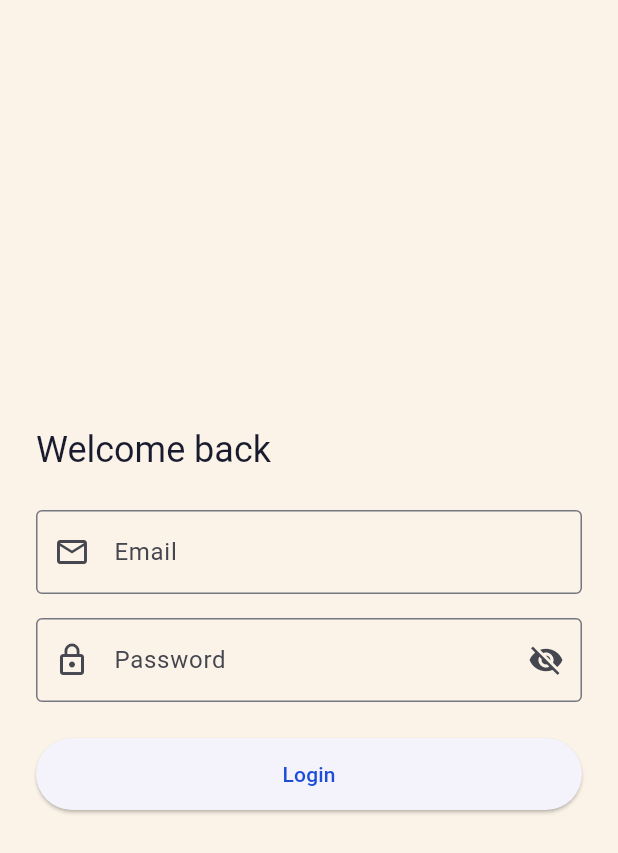
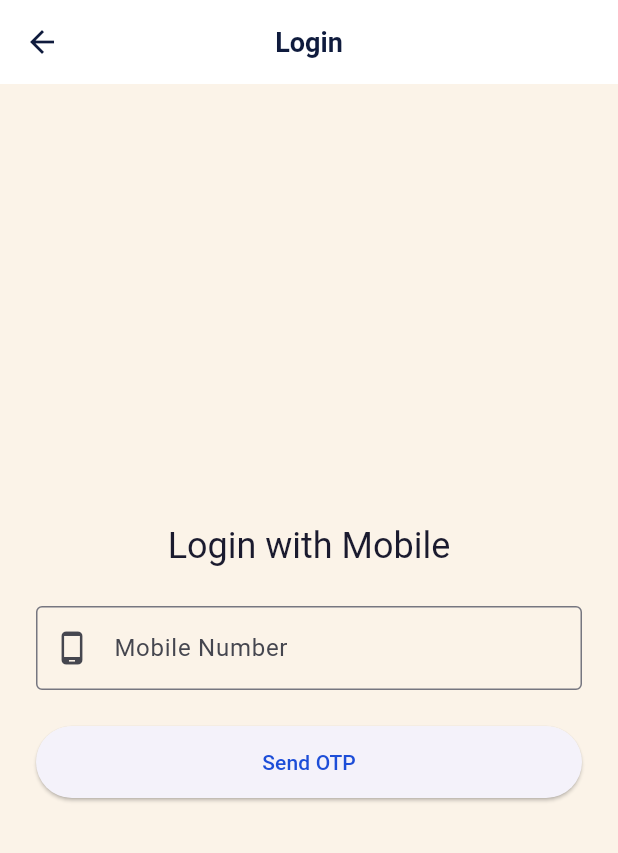
Before and after one commit to vivekgupta-tech/Flexwala, a Flutter app: the LoginPage screen opened directly, on a phone screen of 412 x 824 dp. Shown: the top 853 px of the screen. Run offline on Flutter 3.47's test engine with Material 3 defaults, Android fonts, the phone set to English and light mode, and no system bars; our stand-ins replace connectivity_plus, dio, equatable, flutter_bloc, flutter_secure_storage, get_it and 2 more; accounts and stored records are empty; network calls fail.

Commit message:
Implement mobile OTP authentication and refactor auth flow
- Replace email/password login with `sendOtp` and `verifyOtp` functionality across data sources, repositories, and use cases.
- Update `UserEntity` and `UserModel` to include `mobile` and `token` fields and support nullable email/name.
- Refactor `LoginPage` UI and `AuthBloc` to support a two-step mobile number submission and OTP verification flow.
- Add `SendOtpUseCase`, `VerifyOtpUseCase`, and `OtpResponseModel` to handle OTP-based authentication.
- Update `AuthRepositoryImpl` to persist access tokens and user IDs using `SecureStorageService` upon successful verification.
- Update `ApiEndpoints` and `AuthInterceptor` to include new OTP routes and exclude them from authorization headers.
- Update dependency injection in `injection_container.dart` for the new auth components.

```diff
--- a/lib/core/network/api_endpoints.dart
+++ b/lib/core/network/api_endpoints.dart
@@ -1,9 +1,10 @@
 
 class ApiEndpoints {
-  static const String baseUrl = String.fromEnvironment(
-    'BASE_URL',
-    defaultValue: 'https://dev-api.example.com',
-  );
+  static const String baseUrl = 'https://105106.in/flexwala';
+
+  static const String sendOtp = '/admin/send-otp';
+  static const String verifyOtp = '/admin/verify-otp';
+
   static const String login = '/auth/login';
   static const String refreshToken = '/auth/refresh';
 }
--- a/lib/features/auth/data/datasources/auth_remote_datasource.dart
+++ b/lib/features/auth/data/datasources/auth_remote_datasource.dart
@@ -1,10 +1,11 @@
-// features/auth/data/datasources/auth_remote_datasource.dart
 import '../../../../core/network/api_client.dart';
 import '../../../../core/network/api_endpoints.dart';
 import '../models/user_model.dart';
+import '../models/otp_response_model.dart';
 
 abstract class AuthRemoteDataSource {
-  Future<UserModel> login({required String email, required String password});
+  Future<OtpResponseModel> sendOtp({required String mobile});
+  Future<UserModel> verifyOtp({required String mobile, required String otp});
 }
 
 class AuthRemoteDataSourceImpl implements AuthRemoteDataSource {
@@ -12,11 +13,21 @@ class AuthRemoteDataSourceImpl implements AuthRemoteDataSource {
   AuthRemoteDataSourceImpl(this.client);
 
   @override
-  Future<UserModel> login({required String email, required String password}) async {
-    final response = await client.post(ApiEndpoints.login, data: {
-      'email': email,
-      'password': password,
+  Future<OtpResponseModel> sendOtp({required String mobile}) async {
+    final response = await client.post(ApiEndpoints.sendOtp, data: {
+      'mobile': mobile,
     });
-    return UserModel.fromJson(response.data['user']);
+    return OtpResponseModel.fromJson(response.data);
+  }
+
+  @override
+  Future<UserModel> verifyOtp({required String mobile, required String otp}) async {
+    final response = await client.post(ApiEndpoints.verifyOtp, data: {
+      'mobile': mobile,
+      'otp': otp,
+    });
+    // Assuming verifyOtp returns user data in a 'data' field or similar
+    // Based on standard practices, even if the screenshot showed HTML (which might be an error or redirect)
+    return UserModel.fromJson(response.data['data'] ?? response.data);
   }
 }
--- a/lib/features/auth/data/models/user_model.dart
+++ b/lib/features/auth/data/models/user_model.dart
@@ -1,17 +1,37 @@
-// features/auth/data/models/user_model.dart
 import '../../domain/entities/user_entity.dart';
 
 class UserModel {
   final String id;
-  final String name;
-  final String email;
-  UserModel({required this.id, required this.name, required this.email});
+  final String? name;
+  final String? email;
+  final String? mobile;
+  final String? token;
 
-  factory UserModel.fromJson(Map<String, dynamic> json) => UserModel(
-    id: json['id'].toString(),
-    name: json['name'] ?? '',
-    email: json['email'] ?? '',
-  );
+  UserModel({
+    required this.id,
+    this.name,
+    this.email,
+    this.mobile,
+    this.token,
+  });
 
-  UserEntity toEntity() => UserEntity(id: id, name: name, email: email);
+  factory UserModel.fromJson(Map<String, dynamic> json) {
+    // Handling nested user data if API returns { "user": {...}, "token": "..." }
+    final userData = json['user'] ?? json;
+    return UserModel(
+      id: (userData['id'] ?? '').toString(),
+      name: userData['name'] as String?,
+      email: userData['email'] as String?,
+      mobile: userData['mobile'] as String?,
+      token: json['token'] as String? ?? userData['token'] as String?,
+    );
+  }
+
+  UserEntity toEntity() => UserEntity(
+        id: id,
+        name: name,
+        email: email,
+        mobile: mobile,
+        token: token,
+      );
 }
--- a/lib/features/auth/domain/entities/user_entity.dart
+++ b/lib/features/auth/domain/entities/user_entity.dart
@@ -3,9 +3,19 @@ import 'package:equatable/equatable.dart';
 
 class UserEntity extends Equatable {
   final String id;
-  final String name;
-  final String email;
-  const UserEntity({required this.id, required this.name, required this.email});
+  final String? name;
+  final String? email;
+  final String? mobile;
+  final String? token;
+
+  const UserEntity({
+    required this.id,
+    this.name,
+    this.email,
+    this.mobile,
+    this.token,
+  });
+
   @override
-  List<Object?> get props => [id, name, email];
+  List<Object?> get props => [id, name, email, mobile, token];
 }
--- a/lib/features/auth/domain/repositories/auth_repository.dart
+++ b/lib/features/auth/domain/repositories/auth_repository.dart
@@ -1,7 +1,7 @@
-// features/auth/domain/repositories/auth_repository.dart
 import '../../../../core/error/result.dart';
 import '../entities/user_entity.dart';
 
 abstract class AuthRepository {
-  Future<Result<UserEntity>> login({required String email, required String password});
+  Future<Result<Map<String, dynamic>>> sendOtp({required String mobile});
+  Future<Result<UserEntity>> verifyOtp({required String mobile, required String otp});
 }
--- /dev/null
+++ b/lib/features/auth/domain/usecases/send_otp_usecase.dart
@@ -0,0 +1,11 @@
+import '../../../../core/error/result.dart';
+import '../repositories/auth_repository.dart';
+
+class SendOtpUseCase {
+  final AuthRepository repository;
+  SendOtpUseCase(this.repository);
+
+  Future<Result<Map<String, dynamic>>> call({required String mobile}) {
+    return repository.sendOtp(mobile: mobile);
+  }
+}
--- /dev/null
+++ b/lib/features/auth/domain/usecases/verify_otp_usecase.dart
@@ -0,0 +1,12 @@
+import '../../../../core/error/result.dart';
+import '../entities/user_entity.dart';
+import '../repositories/auth_repository.dart';
+
+class VerifyOtpUseCase {
+  final AuthRepository repository;
+  VerifyOtpUseCase(this.repository);
+
+  Future<Result<UserEntity>> call({required String mobile, required String otp}) {
+    return repository.verifyOtp(mobile: mobile, otp: otp);
+  }
+}
--- a/lib/features/auth/presentation/bloc/auth_bloc.dart
+++ b/lib/features/auth/presentation/bloc/auth_bloc.dart
@@ -1,18 +1,42 @@
-// features/auth/presentation/bloc/auth_bloc.dart
 import 'package:flutter_bloc/flutter_bloc.dart';
-import '../../domain/usecases/login_usecase.dart';
+import '../../domain/usecases/send_otp_usecase.dart';
+import '../../domain/usecases/verify_otp_usecase.dart';
 import 'auth_event.dart';
 import 'auth_state.dart';
 
 class AuthBloc extends Bloc<AuthEvent, AuthState> {
-  final LoginUseCase loginUseCase;
-  AuthBloc({required this.loginUseCase}) : super(AuthInitial()) {
-    on<LoginRequested>(_onLoginRequested);
+  final SendOtpUseCase sendOtpUseCase;
+  final VerifyOtpUseCase verifyOtpUseCase;
+
+  AuthBloc({
+    required this.sendOtpUseCase,
+    required this.verifyOtpUseCase,
+  }) : super(AuthInitial()) {
+    on<SendOtpRequested>(_onSendOtpRequested);
+    on<VerifyOtpRequested>(_onVerifyOtpRequested);
   }
 
-  Future<void> _onLoginRequested(LoginRequested event, Emitter<AuthState> emit) async {
+  Future<void> _onSendOtpRequested(
+    SendOtpRequested event,
+    Emitter<AuthState> emit,
+  ) async {
     emit(AuthLoading());
-    final result = await loginUseCase(email: event.email, password: event.password);
+    final result = await sendOtpUseCase(mobile: event.mobile);
+    result.when(
+      success: (data) => emit(OtpSent(event.mobile)),
+      failure: (failure) => emit(AuthFailure(failure.message)),
+    );
+  }
+
+  Future<void> _onVerifyOtpRequested(
+    VerifyOtpRequested event,
+    Emitter<AuthState> emit,
+  ) async {
+    emit(AuthLoading());
+    final result = await verifyOtpUseCase(
+      mobile: event.mobile,
+      otp: event.otp,
+    );
     result.when(
       success: (user) => emit(AuthSuccess(user)),
       failure: (failure) => emit(AuthFailure(failure.message)),
--- a/lib/features/auth/presentation/bloc/auth_event.dart
+++ b/lib/features/auth/presentation/bloc/auth_event.dart
@@ -1,4 +1,3 @@
-// features/auth/presentation/bloc/auth_event.dart
 import 'package:equatable/equatable.dart';
 
 sealed class AuthEvent extends Equatable {
@@ -7,10 +6,17 @@ sealed class AuthEvent extends Equatable {
   List<Object?> get props => [];
 }
 
-class LoginRequested extends AuthEvent {
-  final String email;
-  final String password;
-  const LoginRequested({required this.email, required this.password});
+class SendOtpRequested extends AuthEvent {
+  final String mobile;
+  const SendOtpRequested({required this.mobile});
   @override
-  List<Object?> get props => [email, password];
+  List<Object?> get props => [mobile];
 }
+
+class VerifyOtpRequested extends AuthEvent {
+  final String mobile;
+  final String otp;
+  const VerifyOtpRequested({required this.mobile, required this.otp});
+  @override
+  List<Object?> get props => [mobile, otp];
+}
--- a/lib/features/auth/presentation/bloc/auth_state.dart
+++ b/lib/features/auth/presentation/bloc/auth_state.dart
@@ -10,6 +10,13 @@ sealed class AuthState extends Equatable {
 
 class AuthInitial extends AuthState {}
 class AuthLoading extends AuthState {}
+
+class OtpSent extends AuthState {
+  final String mobile;
+  const OtpSent(this.mobile);
+  @override
+  List<Object?> get props => [mobile];
+}
 
 class AuthSuccess extends AuthState {
   final UserEntity user;
--- a/lib/features/auth/presentation/pages/login_page.dart
+++ b/lib/features/auth/presentation/pages/login_page.dart
@@ -1,4 +1,3 @@
-// features/auth/presentation/pages/login_page.dart
 import 'package:flutter/material.dart';
 import 'package:flutter_bloc/flutter_bloc.dart';
 import '../bloc/auth_bloc.dart';
@@ -14,34 +13,44 @@ class LoginPage extends StatefulWidget {
 
 class _LoginPageState extends State<LoginPage> {
   final _formKey = GlobalKey<FormState>();
-  final _emailCtrl = TextEditingController();
-  final _passCtrl = TextEditingController();
-  bool _obscurePassword = true;
+  final _mobileCtrl = TextEditingController();
+  final _otpCtrl = TextEditingController();
+  bool _isOtpSent = false;
 
   @override
   void dispose() {
-    _emailCtrl.dispose();
-    _passCtrl.dispose();
+    _mobileCtrl.dispose();
+    _otpCtrl.dispose();
     super.dispose();
   }
 
-  String? _validateEmail(String? value) {
-    if (value == null || value.trim().isEmpty) return 'Email required';
-    final emailRegex = RegExp(r'^[\w-\.]+@([\w-]+\.)+[\w-]{2,4}$');
-    if (!emailRegex.hasMatch(value.trim())) return 'Enter a valid email';
+  String? _validateMobile(String? value) {
+    if (value == null || value.trim().isEmpty) return 'Mobile number required';
+    if (value.trim().length != 10) return 'Enter a valid 10-digit mobile number';
     return null;
   }
 
-  String? _validatePassword(String? value) {
-    if (value == null || value.isEmpty) return 'Password required';
-    if (value.length < 6) return 'Minimum 6 characters';
+  String? _validateOtp(String? value) {
+    if (value == null || value.trim().isEmpty) return 'OTP required';
+    if (value.trim().length < 4) return 'Enter a valid OTP';
     return null;
   }
 
-  void _submit() {
+  void _onSendOtp() {
     if (_formKey.currentState!.validate()) {
       context.read<AuthBloc>().add(
-        LoginRequested(email: _emailCtrl.text.trim(), password: _passCtrl.text),
+            SendOtpRequested(mobile: _mobileCtrl.text.trim()),
+          );
+    }
+  }
+
+  void _onVerifyOtp() {
+    if (_formKey.currentState!.validate()) {
+      context.read<AuthBloc>().add(
+            VerifyOtpRequested(
+              mobile: _mobileCtrl.text.trim(),
+              otp: _otpCtrl.text.trim(),
+            ),
           );
     }
   }
@@ -49,11 +58,19 @@ class _LoginPageState extends State<LoginPage> {
   @override
   Widget build(BuildContext context) {
     return Scaffold(
+      appBar: AppBar(title: const Text('Login')),
       body: SafeArea(
         child: BlocConsumer<AuthBloc, AuthState>(
           listener: (context, state) {
-            if (state is AuthSuccess) {
-              Navigator.of(context).pushNamedAndRemoveUntil('/dashboard', (route) => false);
+            if (state is OtpSent) {
+              setState(() {
+                _isOtpSent = true;
+              });
+              ScaffoldMessenger.of(context).showSnackBar(
+                const SnackBar(content: Text('OTP sent successfully')),
+              );
+            } else if (state is AuthSuccess) {
+              Navigator.of(context).pushNamedAndRemoveUntil('/home', (route) => false);
             } else if (state is AuthFailure) {
               ScaffoldMessenger.of(context)
                 ..hideCurrentSnackBar()
@@ -71,49 +88,70 @@ class _LoginPageState extends State<LoginPage> {
                     mainAxisSize: MainAxisSize.min,
                     crossAxisAlignment: CrossAxisAlignment.stretch,
                     children: [
-                      Text('Welcome back', style: Theme.of(context).textTheme.headlineSmall),
+                      Text(
+                        _isOtpSent ? 'Verify OTP' : 'Login with Mobile',
+                        style: Theme.of(context).textTheme.headlineSmall,
+                        textAlign: TextAlign.center,
+                      ),
                       const SizedBox(height: 24),
                       TextFormField(
-                        controller: _emailCtrl,
-                        keyboardType: TextInputType.emailAddress,
+                        controller: _mobileCtrl,
+                        keyboardType: TextInputType.phone,
                         textInputAction: TextInputAction.next,
-                        enabled: !isLoading,
-                        validator: _validateEmail,
+                        enabled: !isLoading && !_isOtpSent,
+                        validator: _validateMobile,
                         decoration: const InputDecoration(
-                          labelText: 'Email',
-                          prefixIcon: Icon(Icons.email_outlined),
+                          labelText: 'Mobile Number',
+                          prefixIcon: Icon(Icons.phone_android),
                           border: OutlineInputBorder(),
                         ),
                       ),
+                      if (_isOtpSent) ...[
                         const SizedBox(height: 16),
                         TextFormField(
-                        controller: _passCtrl,
-                        obscureText: _obscurePassword,
+                          controller: _otpCtrl,
+                          keyboardType: TextInputType.number,
                           textInputAction: TextInputAction.done,
                           enabled: !isLoading,
-                        validator: _validatePassword,
-                        onFieldSubmitted: (_) => _submit(),
-                        decoration: InputDecoration(
-                          labelText: 'Password',
-                          prefixIcon: const Icon(Icons.lock_outline),
-                          suffixIcon: IconButton(
-                            icon: Icon(_obscurePassword ? Icons.visibility_off : Icons.visibility),
-                            onPressed: () => setState(() => _obscurePassword = !_obscurePassword),
-                          ),
-                          border: const OutlineInputBorder(),
+                          validator: _validateOtp,
+                          onFieldSubmitted: (_) => _onVerifyOtp(),
+                          decoration: const InputDecoration(
+                            labelText: 'OTP',
+                            prefixIcon: Icon(Icons.lock_outline),
+                            border: OutlineInputBorder(),
                           ),
                         ),
+                      ],
                       const SizedBox(height: 24),
                       ElevatedButton(
-                        onPressed: isLoading ? null : _submit,
-                        style: ElevatedButton.styleFrom(padding: const EdgeInsets.symmetric(vertical: 14)),
+                        onPressed: isLoading
+                            ? null
+                            : (_isOtpSent ? _onVerifyOtp : _onSendOtp),
+                        style: ElevatedButton.styleFrom(
+                          padding: const EdgeInsets.symmetric(vertical: 14),
+                        ),
                         child: isLoading
                             ? const SizedBox(
                                 height: 20,
                                 width: 20,
-                          child: CircularProgressIndicator(strokeWidth: 2, color: Colors.white),
+                                child: CircularProgressIndicator(
+                                  strokeWidth: 2,
+                                  color: Colors.white,
+                                ),
                               )
-                            : const Text('Login'),
+                            : Text(_isOtpSent ? 'Verify OTP' : 'Send OTP'),
+                      ),
+                      if (_isOtpSent)
+                        TextButton(
+                          onPressed: isLoading
+                              ? null
+                              : () {
+                                  setState(() {
+                                    _isOtpSent = false;
+                                    _otpCtrl.clear();
+                                  });
+                                },
+                          child: const Text('Change Mobile Number'),
                         ),
                     ],
                   ),
```
Also changed, not shown: lib/core/di/injection_container.dart (+9 -4 lines), lib/core/network/interceptors/auth_interceptor.dart (+6 -1 lines), lib/features/auth/data/models/otp_response_model.dart (added, +39 -0 lines), lib/features/auth/data/repositories/auth_repository_impl.dart (+38 -5 lines), 1 other file. Lines whose indentation alone changed are shown as unchanged.
